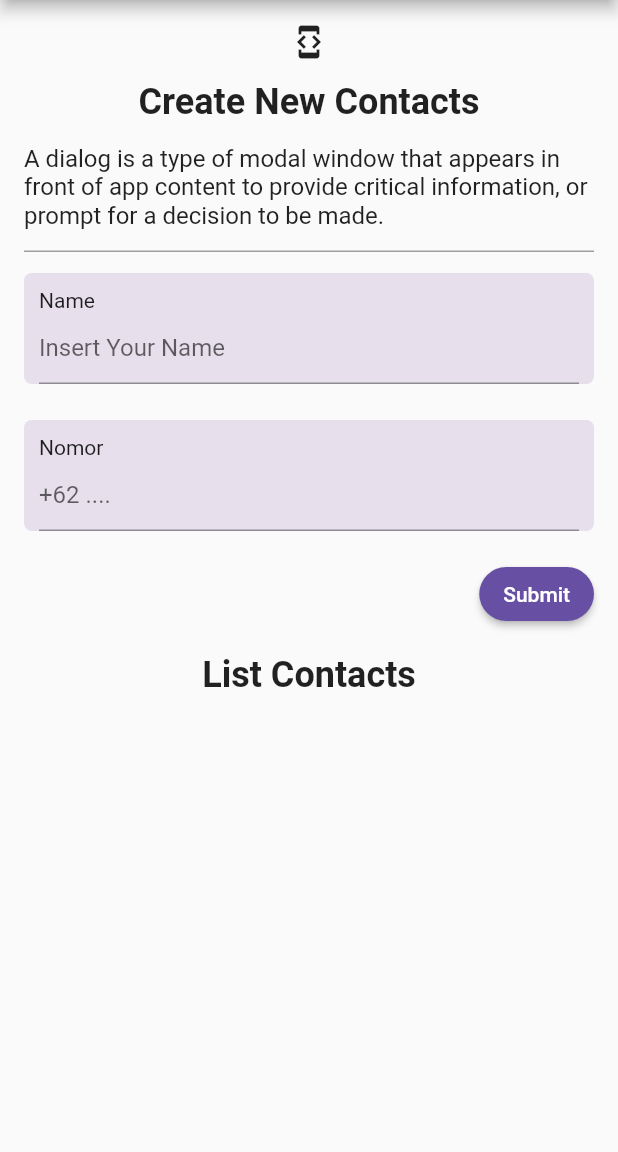
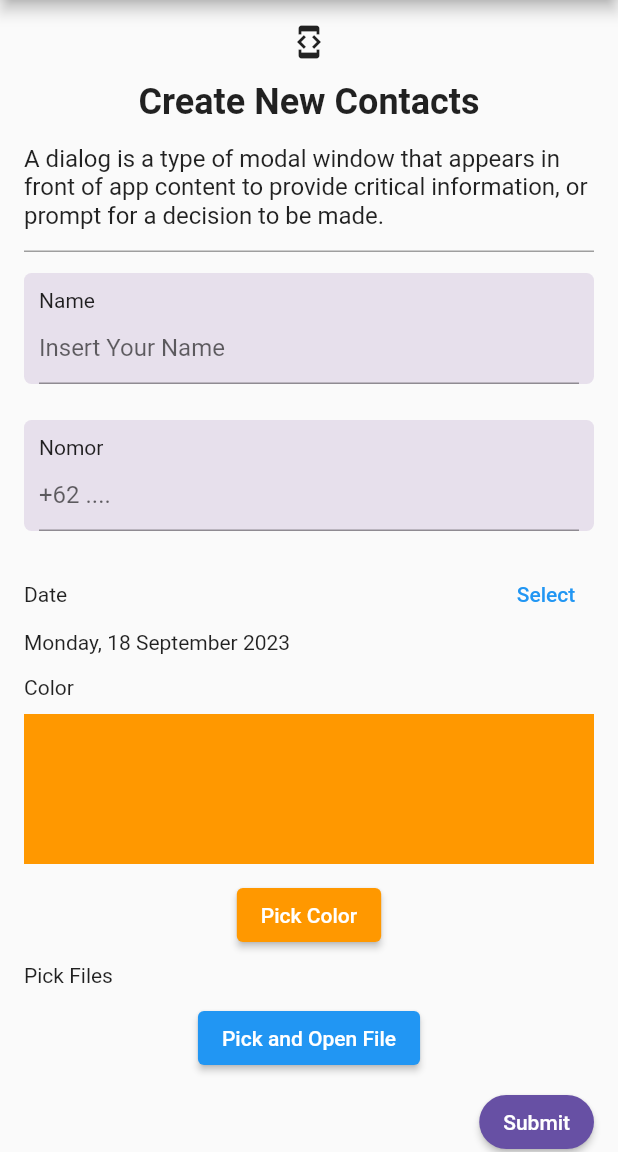
Before and after one commit to TBPriangga/Flutter_Tri-Bayu-Priangga, a Flutter app: the screen it shows after launch, on a phone screen of 412 x 824 dp, the part 84-1236 px from its top. Run offline on Flutter 3.47's test engine with Material 2 defaults, Android fonts, the phone set to English and light mode, and no system bars; our stand-ins replace file_picker, flutter_colorpicker, google_fonts, open_file.

Commit message:
added Advance Form Eksplorasi

```diff
--- /dev/null
+++ b/11_Form & Advance Form Input/praktikum/introductionflutter/lib/11.Soal_Form&Advance_Form_Input/advance_form_eksplorasi/advance_form_eksplorasi_app.dart
@@ -0,0 +1,15 @@
+// ignore_for_file: file_names, camel_case_types
+
+import 'package:flutter/material.dart';
+import 'package:introductionflutter/11.Soal_Form&Advance_Form_Input/advance_form_eksplorasi/advance_form_eksplorasi_page.dart';
+
+class advanceFormEksplorApp extends StatelessWidget {
+  const advanceFormEksplorApp({Key? key}) : super(key: key);
+
+  @override
+  Widget build(BuildContext context) {
+    return const MaterialApp(
+      home: advanceFormEksplorPage(),
+    );
+  }
+}
--- /dev/null
+++ b/11_Form & Advance Form Input/praktikum/introductionflutter/lib/11.Soal_Form&Advance_Form_Input/advance_form_eksplorasi/advance_form_eksplorasi_page.dart
@@ -0,0 +1,531 @@
+import 'dart:io';
+
+import 'package:file_picker/file_picker.dart';
+import 'package:flutter/material.dart';
+import 'package:flutter/services.dart';
+import 'package:flutter_colorpicker/flutter_colorpicker.dart';
+import 'package:intl/intl.dart';
+
+class advanceFormEksplorPage extends StatefulWidget {
+  const advanceFormEksplorPage({Key? key}) : super(key: key);
+
+  @override
+  _advanceFormEksplorPageState createState() => _advanceFormEksplorPageState();
+}
+
+class _advanceFormEksplorPageState extends State<advanceFormEksplorPage> {
+  List<Contact> contacts = []; // List untuk menyimpan kontak.
+  final TextEditingController nameController =
+      TextEditingController(); // Controller untuk input nama.
+  final TextEditingController phoneController =
+      TextEditingController(); // Controller untuk input nomor telepon.
+  final GlobalKey<FormState> formKey =
+      GlobalKey<FormState>(); // GlobalKey untuk mengelola bentuk.
+
+  int selectedContactIndex =
+      -1; // Indeks kontak yang sedang dipilih atau diedit.
+  bool isEditing = false; // Status apakah dalam mode pengeditan.
+
+  TextEditingController editNameController =
+      TextEditingController(); // Controller untuk input nama saat pengeditan.
+  TextEditingController editPhoneController =
+      TextEditingController(); // Controller untuk input nomor telepon saat pengeditan.
+
+  DateTime _dueDate = DateTime.now(); // Tanggal jatuh tempo untuk kontak.
+  final currentDate = DateTime.now(); // Tanggal saat ini.
+
+  Color _currentColor = Colors.orange; // Warna yang dipilih.
+
+  PlatformFile? _selectedFile; // File yang dipilih oleh pengguna.
+
+  @override
+  Widget build(BuildContext context) {
+    return Scaffold(
+      appBar: AppBar(
+        centerTitle: true,
+        title: const Text("Contacts"),
+      ),
+      body: SingleChildScrollView(
+        child: Form(
+          key: formKey,
+          child: Column(
+            children: [
+              Container(
+                padding: const EdgeInsets.all(16.0),
+                child: Column(
+                  children: [
+                    const Icon(
+                      Icons.developer_mode,
+                      size: 24.0,
+                    ),
+                    const SizedBox(
+                      height: 14.0,
+                    ),
+                    const Text(
+                      "Create New Contacts",
+                      style: TextStyle(
+                        fontSize: 24.0,
+                        fontWeight: FontWeight.bold,
+                      ),
+                    ),
+                    const SizedBox(
+                      height: 14.0,
+                    ),
+                    const Text(
+                      "A dialog is a type of modal window that appears in front of app content to provide critical information, or prompt for a decision to be made.",
+                      style: TextStyle(
+                        fontSize: 16.0,
+                      ),
+                    ),
+                    const SizedBox(
+                      height: 14.0,
+                    ),
+                    const Divider(
+                      color: Colors.grey,
+                      height: 1,
+                      thickness: 1,
+                    ),
+                    const SizedBox(
+                      height: 14.0,
+                    ),
+                    Container(
+                      decoration: const BoxDecoration(
+                        color: Color(0xFFE7E0EC),
+                        borderRadius: BorderRadius.all(
+                          Radius.circular(5.0),
+                        ),
+                      ),
+                      padding:
+                          const EdgeInsets.only(right: 10, left: 10, top: 10),
+                      margin: const EdgeInsets.only(bottom: 10.0),
+                      child: Column(
+                        crossAxisAlignment: CrossAxisAlignment.start,
+                        children: [
+                          const Text("Name"),
+                          TextFormField(
+                            controller: nameController,
+                            validator: (String? value) {
+                              if (value!.isEmpty) {
+                                return "Nama harus diisi";
+                              }
+
+                              final words = value.split(' ');
+                              if (words.length < 2) {
+                                return 'Nama harus terdiri dari minimal 2 kata';
+                              }
+
+                              for (final word in words) {
+                                if (word[0] != word[0].toUpperCase()) {
+                                  return 'Nama harus diawali dengan huruf kapital';
+                                }
+
+                                if (RegExp(r'[0-9!@#%^&*(),.?":{}|<>]')
+                                    .hasMatch(word)) {
+                                  return 'Nama tidak boleh mengandung angka atau karakter khusus';
+                                }
+                              }
+                              return null; // Validasi berhasil
+                            },
+                            decoration: const InputDecoration(
+                              hintText: 'Insert Your Name',
+                            ),
+                            onChanged: (value) {},
+                          ),
+                        ],
+                      ),
+                    ),
+                    const SizedBox(
+                      height: 14.0,
+                    ),
+                    Container(
+                      decoration: const BoxDecoration(
+                        color: Color(0xFFE7E0EC),
+                        borderRadius: BorderRadius.all(
+                          Radius.circular(5.0),
+                        ),
+                      ),
+                      padding:
+                          const EdgeInsets.only(right: 10, left: 10, top: 10),
+                      margin: const EdgeInsets.only(bottom: 10.0),
+                      child: Column(
+                        crossAxisAlignment: CrossAxisAlignment.start,
+                        children: [
+                          const Text("Nomor"),
+                          TextFormField(
+                            controller: phoneController,
+                            validator: (String? value) {
+                              if (value!.isEmpty) {
+                                return "Nomor harus diisi";
+                              }
+
+                              if (!RegExp(r'^0[0-9]{7,14}$').hasMatch(value)) {
+                                return 'Nomor tidak valid. Nomor telepon harus dimulai dengan 0 dan terdiri dari 8-15 digit angka';
+                              }
+
+                              return null; //Validasi berhasil
+                            },
+                            decoration: const InputDecoration(
+                              hintText: '+62 ....',
+                            ),
+                            onChanged: (value) {},
+                          ),
+                        ],
+                      ),
+                    ),
+                    const SizedBox(
+                      height: 8.0,
+                    ),
+                    buildDatePicker(
+                        context), // Memanggil fungsi untuk membangun date picker.
+                    const SizedBox(
+                      height: 14.0,
+                    ),
+                    buildColorPicker(
+                        context), // Memanggil fungsi untuk membangun color picker.
+                    const SizedBox(
+                      height: 8.0,
+                    ),
+                    buildFilePicker(), // Memanggil fungsi untuk membangun file picker.
+                    const SizedBox(
+                      height: 8.0,
+                    ),
+                    Row(
+                      mainAxisAlignment: MainAxisAlignment.end,
+                      children: [
+                        ElevatedButton(
+                          style: ElevatedButton.styleFrom(
+                            shape: RoundedRectangleBorder(
+                              borderRadius: BorderRadius.circular(30.0),
+                            ),
+                            backgroundColor: const Color(0xFF6750A4),
+                          ),
+                          onPressed: () {
+                            if (formKey.currentState!.validate()) {
+                              final name = nameController.text;
+                              final phone = phoneController.text;
+                              if (name.isNotEmpty && phone.isNotEmpty) {
+                                setState(() {
+                                  if (isEditing && selectedContactIndex >= 0) {
+                                    // Memperbarui kontak yang sedang diedit
+                                    contacts[selectedContactIndex].name = name;
+                                    contacts[selectedContactIndex].phone =
+                                        phone;
+                                    contacts[selectedContactIndex].dueDate =
+                                        _dueDate; // Menyimpan nilai DatePicker
+                                    contacts[selectedContactIndex].color =
+                                        _currentColor; // Menyimpan nilai ColorPicker
+                                    contacts[selectedContactIndex]
+                                            .selectedFile =
+                                        _selectedFile; // Menyimpan nilai FilePicker
+                                    isEditing = false;
+                                    selectedContactIndex = -1;
+                                  } else {
+                                    // Menambahkan kontak baru
+                                    contacts.add(Contact(
+                                      name: name,
+                                      phone: phone,
+                                      dueDate:
+                                          _dueDate, // Menyimpan nilai DatePicker
+                                      color:
+                                          _currentColor, // Menyimpan nilai ColorPicker
+                                      selectedFile:
+                                          _selectedFile, // Menyimpan nilai FilePicker
+                                    ));
+                                  }
+                                  nameController.clear();
+                                  phoneController.clear();
+
+                                  // Menampilkan data ke konsol
+                                  print('Name: $name');
+                                  print('Phone: $phone');
+                                  print('Date: $_dueDate');
+                                  print('Color: $_currentColor');
+                                  if (_selectedFile != null) {
+                                    print('File Name: ${_selectedFile!.name}');
+                                    print(
+                                        'File Type: ${_selectedFile!.extension}');
+                                    print('File Size: ${_selectedFile!.size}');
+                                  } else {
+                                    print('Tidak ada file yang dipilih.');
+                                  }
+                                });
+                              }
+                            }
+                          },
+                          child: Text(isEditing
+                              ? "Update"
+                              : "Submit"), // Teks tombol bergantung pada status pengeditan
+                        ),
+                      ],
+                    ),
+                    const SizedBox(
+                      height: 16.0,
+                    ),
+                    const Text(
+                      "List Contacts",
+                      style: TextStyle(
+                        fontSize: 24.0,
+                        fontWeight: FontWeight.bold,
+                      ),
+                    ),
+                    const SizedBox(
+                      height: 14.0,
+                    ),
+                    ListView.builder(
+                      shrinkWrap: true,
+                      itemCount: contacts.length,
+                      itemBuilder: (context, index) {
+                        final contact = contacts[index];
+
+                        if (index == selectedContactIndex && isEditing) {
+                          //Apakah kontak sedang dalam mode pengeditan
+                          editNameController.text = contact.name;
+                          editPhoneController.text = contact.phone;
+                        }
+
+                        return ListTile(
+                          leading: CircleAvatar(
+                            backgroundColor: Colors.purple[100],
+                            child: Text(
+                              contact.name[0].toUpperCase(),
+                              style: const TextStyle(
+                                color: Colors.black,
+                              ),
+                            ),
+                          ),
+                          title: Text(contact.name),
+                          subtitle: Column(
+                            crossAxisAlignment: CrossAxisAlignment.start,
+                            children: [
+                              Text('Nomor: ${contact.phone}'),
+                              Text(
+                                  'Date: ${DateFormat('EEEE, dd MMMM yyyy').format(contact.dueDate)}'),
+                              Row(
+                                children: [
+                                  const Text('Color: '),
+                                  Container(
+                                    width: 20, // Lebar kotak kecil warna
+                                    height: 20, // Tinggi kotak kecil warna
+                                    decoration: BoxDecoration(
+                                      color: contact.color,
+                                      // Garis tepi kotak kecil
+                                    ),
+                                  ),
+                                ],
+                              ),
+                              if (contact.selectedFile != null)
+                                Column(
+                                  crossAxisAlignment: CrossAxisAlignment.start,
+                                  children: [
+                                    Text(
+                                        'File Name: ${contact.selectedFile!.name}'),
+                                    Image.file(
+                                      File(
+                                        contact.selectedFile!.path.toString(),
+                                      ),
+                                      width: 100,
+                                      height: 100,
+                                    ),
+                                  ],
+                                ),
+                            ],
+                          ),
+                          trailing: SizedBox(
+                            width: 100,
+                            child: Row(
+                              children: [
+                                IconButton(
+                                  onPressed: () {
+                                    setState(() {
+                                      if (isEditing &&
+                                          index == selectedContactIndex) {
+                                        //Selesai mengedit, perbarui nilai nama dan nomor telepon
+                                        contacts[selectedContactIndex].name =
+                                            editNameController.text;
+                                        contacts[selectedContactIndex].phone =
+                                            editPhoneController.text;
+                                        contacts[selectedContactIndex].dueDate =
+                                            _dueDate; // Menyimpan nilai DatePicker
+                                        contacts[selectedContactIndex].color =
+                                            _currentColor; // Menyimpan nilai ColorPicker
+                                        contacts[selectedContactIndex]
+                                                .selectedFile =
+                                            _selectedFile; // Menyimpan nilai FilePicker
+                                        isEditing = false;
+                                        selectedContactIndex = -1;
+                                      } else {
+                                        //Mulai mengedit
+                                        selectedContactIndex = index;
+                                        isEditing = true;
+                                      }
+                                    });
+                                  },
+                                  icon: Icon(
+                                    isEditing && index == selectedContactIndex
+                                        ? Icons.check
+                                        : Icons.edit,
+                                    size: 24.0,
+                                  ),
+                                ),
+                                IconButton(
+                                  icon: const Icon(Icons.delete),
+                                  onPressed: () {
+                                    setState(() {
+                                      contacts.removeAt(index);
+                                    });
+                                  },
+                                ),
+                              ],
+                            ),
+                          ),
+                        );
+                      },
+                    )
+                  ],
+                ),
+              ),
+            ],
+          ),
+        ),
+      ),
+    );
+  }
+
+  // Fungsi untuk membangun widget date picker.
+  Widget buildDatePicker(BuildContext context) {
+    return Column(
+      crossAxisAlignment: CrossAxisAlignment.start,
+      children: [
+        Row(
+          mainAxisAlignment: MainAxisAlignment.spaceBetween,
+          children: [
+            const Text('Date'),
+            TextButton(
+              onPressed: () async {
+                final selectDate = await showDatePicker(
+                  context: context,
+                  initialDate: currentDate,
+                  firstDate: DateTime(1990),
+                  lastDate: DateTime(currentDate.year + 5),
+                );
+
+                setState(() {
+                  if (selectDate != null) {
+                    _dueDate = selectDate;
+                  }
+                });
+              },
+              child: const Text('Select'),
+            )
+          ],
+        ),
+        Text(DateFormat('EEEE, dd MMMM yyyy').format(_dueDate)),
+      ],
+    );
+  }
+
+  // Fungsi untuk membangun widget color picker.
+  Widget buildColorPicker(BuildContext context) {
+    return Column(
+      crossAxisAlignment: CrossAxisAlignment.start,
+      children: [
+        const Text('Color'),
+        const SizedBox(
+          height: 10.0,
+        ),
+        Container(
+          height: 100,
+          width: double.infinity,
+          color: _currentColor,
+        ),
+        const SizedBox(
+          height: 10.0,
+        ),
+        Center(
+          child: ElevatedButton(
+            style: ButtonStyle(
+              backgroundColor: MaterialStateProperty.all(_currentColor),
+            ),
+            child: const Text('Pick Color'),
+            onPressed: () {
+              showDialog(
+                  context: context,
+                  builder: (context) {
+                    return AlertDialog(
+                      title: const Text('Pick Your Color'),
+                      content: BlockPicker(
+                        pickerColor: _currentColor,
+                        onColorChanged: (color) {
+                          setState(() {
+                            _currentColor = color;
+                          });
+                        },
+                      ),
+                      actions: [
+                        TextButton(
+                          onPressed: () {
+                            Navigator.pop(context);
+                          },
+                          child: const Text('Save'),
+                        ),
+                      ],
+                    );
+                  });
+            },
+          ),
+        )
+      ],
+    );
+  }
+
+  // Fungsi untuk membangun widget file picker.
+  Widget buildFilePicker() {
+    return Column(crossAxisAlignment: CrossAxisAlignment.start, children: [
+      const Text('Pick Files'),
+      const SizedBox(
+        height: 10.0,
+      ),
+      Center(
+        child: ElevatedButton(
+          child: const Text('Pick and Open File'),
+          onPressed: () {
+            _pickFile();
+          },
+        ),
+      )
+    ]);
+  }
+
+  // Fungsi untuk memilih file dan menyimpannya dalam _selectedFile.
+  void _pickFile() async {
+    try {
+      final result = await FilePicker.platform.pickFiles();
+      if (result == null) return;
+
+      final file = result.files.first;
+      setState(() {
+        _selectedFile = file;
+      });
+    } on PlatformException catch (e) {
+      print("Error memilih file: $e");
+    }
+  }
+}
+
+class Contact {
+  late String name;
+  late String phone;
+  bool isEditing;
+  DateTime dueDate; // Menyimpan nilai DatePicker
+  Color color; // Menyimpan nilai ColorPicker
+  PlatformFile? selectedFile; // Menyimpan nilai FilePicker
+
+  Contact({
+    required this.name,
+    required this.phone,
+    this.isEditing = false,
+    required this.dueDate,
+    required this.color,
+    this.selectedFile,
+  });
+}
--- a/11_Form & Advance Form Input/praktikum/introductionflutter/lib/11.Soal_Form&Advance_Form_Input/advance_form_prioritas2/advance_form_prio2_page.dart
+++ b/11_Form & Advance Form Input/praktikum/introductionflutter/lib/11.Soal_Form&Advance_Form_Input/advance_form_prioritas2/advance_form_prio2_page.dart
@@ -1,4 +1,4 @@
-// ignore_for_file: library_private_types_in_public_api
+// ignore_for_file: library_private_types_in_public_api, avoid_print
 
 import 'package:file_picker/file_picker.dart';
 import 'package:flutter/material.dart';
--- /dev/null
+++ b/11_Form & Advance Form Input/praktikum/introductionflutter/lib/12.Soal_Assets/latihan_assets/image_app.dart
@@ -0,0 +1,17 @@
+// ignore_for_file: file_names, camel_case_types
+
+import 'package:flutter/material.dart';
+import 'package:introductionflutter/12.Soal_Assets/latihan_assets/image_page.dart';
+
+class imageApp extends StatelessWidget {
+  const imageApp({Key? key}) : super(key: key);
+
+  @override
+  Widget build(BuildContext context) {
+    return MaterialApp(
+      debugShowCheckedModeBanner: false,
+      theme: ThemeData(fontFamily: 'Rowdies'),
+      home: imagePage(),
+    );
+  }
+}
--- a/11_Form & Advance Form Input/praktikum/introductionflutter/lib/main.dart
+++ b/11_Form & Advance Form Input/praktikum/introductionflutter/lib/main.dart
@@ -1,6 +1,6 @@
 import 'package:flutter/cupertino.dart';
-import 'package:introductionflutter/11.Soal_Form&Advance_Form_Input/advance_form_prioritas2/advance_form_Prio2_app.dart';
+import 'package:introductionflutter/11.Soal_Form&Advance_Form_Input/advance_form_eksplorasi/advance_form_eksplorasi_app.dart';
 
 void main() {
-  runApp(const advanceFormPrio2App());
+  runApp(const advanceFormEksplorApp());
 }
```
Also changed, not shown: 11_Form & Advance Form Input/praktikum/introductionflutter/lib/12.Soal_Assets/latihan_assets/image_page.dart (added, +48 -0 lines), 11_Form & Advance Form Input/praktikum/introductionflutter/pubspec.yaml (+10 -10 lines), 11_Form & Advance Form Input/praktikum/introductionflutter/assets/citylight.jpg (added), 11_Form & Advance Form Input/praktikum/introductionflutter/assets/fluttericon.png (added), 11_Form & Advance Form Input/praktikum/introductionflutter/fonts/Rowdies-Bold.ttf (added), 11_Form & Advance Form Input/praktikum/introductionflutter/fonts/Rowdies-Light.ttf (added), 11_Form & Advance Form Input/praktikum/introductionflutter/fonts/Rowdies-Regular.ttf (added), 11_Form & Advance Form Input/praktikum/introductionflutter/pubspec.lock, 4 other files.
